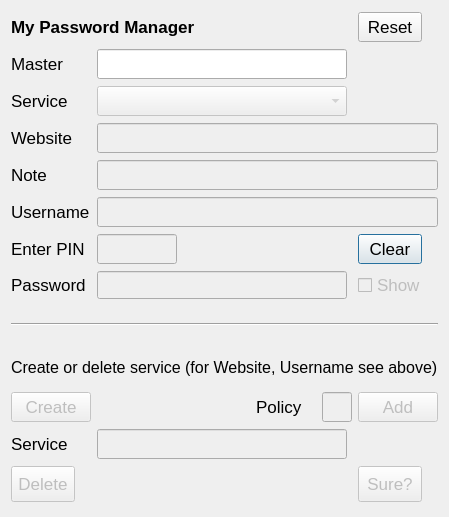
This is src/qt/passman.ui in mcarrickscott/pppm as Qt 5 draws it before an edit. The edited form follows.
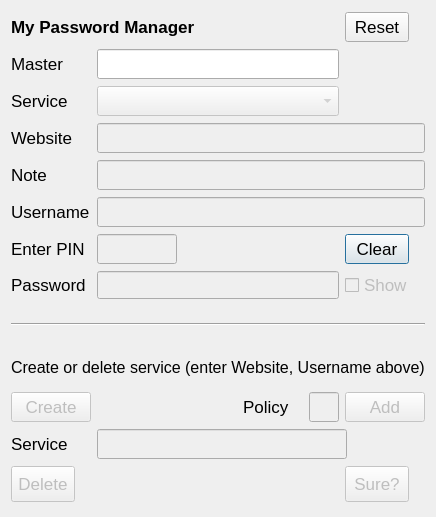
This is the edited form.

```diff
--- a/src/qt/passman.ui
+++ b/src/qt/passman.ui
@@ -547,7 +547,7 @@
       </font>
      </property>
      <property name="text">
-      <string>Create or delete service (for Website, Username see above)</string>
+      <string>Create or delete service (enter Website, Username above)</string>
      </property>
     </widget>
    </item>
```
